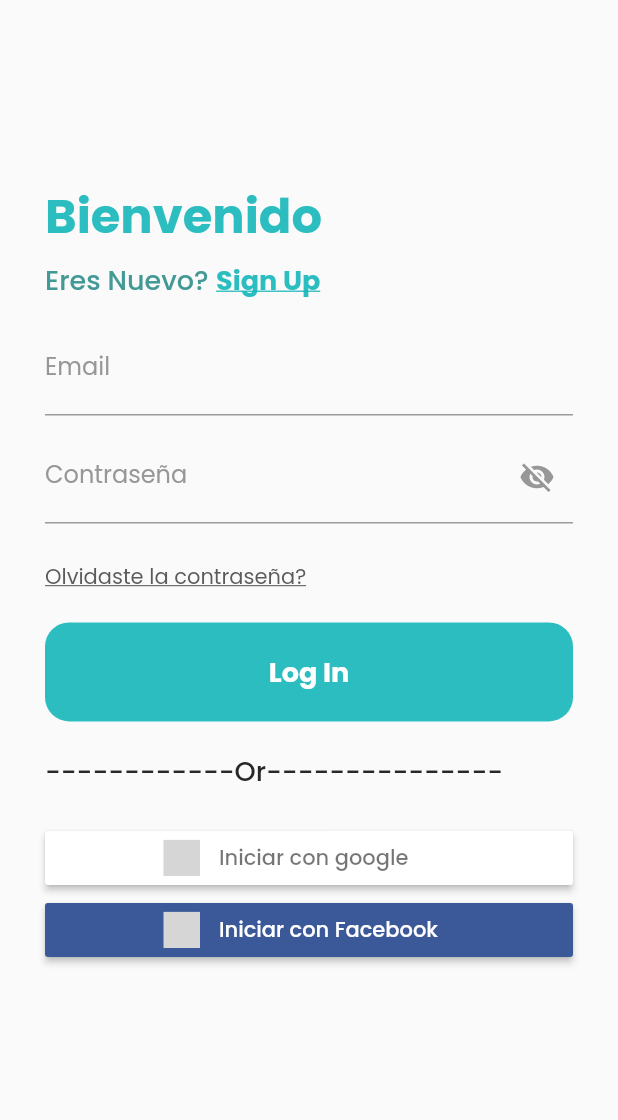
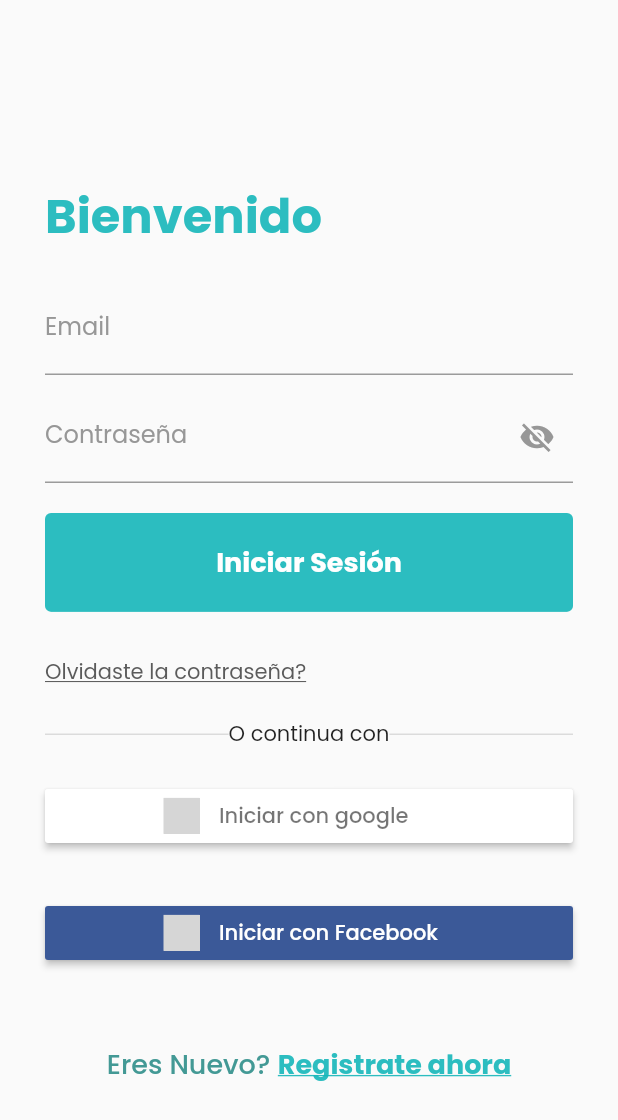
Before and after one commit to Narizor/EssaDiabetes-FlutterApp, a Flutter app: the SignUp screen opened directly, after a tap on "Log In", on a phone screen of 412 x 824 dp. Shown: the top 1120 px of the screen. Run offline on Flutter 3.47's test engine with Material 2 defaults, Android fonts, the phone set to English and light mode, and no system bars; drawn by our look-alikes of sign_in_button; our stand-ins replace firebase_auth, firebase_core, flutter_spinkit, get, google_sign_in, hexcolor; accounts and stored records are empty; network calls fail; grey boxes are pictures that could not be loaded.

Commit message:
error homeview

```diff
--- a/lib/main.dart
+++ b/lib/main.dart
@@ -2,11 +2,12 @@ import 'dart:developer';
 
 import 'package:firebase_auth/firebase_auth.dart';
 import 'package:firebase_core/firebase_core.dart';
+import 'package:first_app_flutter/view/home.view.dart';
+import 'package:first_app_flutter/view/login.view.dart';
 import 'package:flutter/material.dart';
 import 'package:get/get.dart';
 import 'package:first_app_flutter/view/splash.view.dart';
 import 'firebase_options.dart';
-import 'package:first_app_flutter/services/credentials_firebase.dart';
 
 Future<void> main() async {
   WidgetsFlutterBinding.ensureInitialized();
@@ -49,11 +50,12 @@ class _MyAppState extends State<MyApp> {
 
   @override
   Widget build(BuildContext context) {
+    log(status.toString());
     return GetMaterialApp(
       debugShowCheckedModeBanner: false,
       title: "Snap Plan",
       theme: ThemeData(fontFamily: 'Poppins'),
-      home: const SplashView(),
+      home: status ? const HomeView() : const SplashView(),
     );
   }
 }
--- a/lib/view/login.view.dart
+++ b/lib/view/login.view.dart
@@ -29,35 +29,15 @@ class LoginView extends StatelessWidget {
               const SizedBox(
                 height: 5,
               ),
-              Row(
-                children: [
-                  Text(
-                    'Eres Nuevo?',
-                    style: subTitle,
-                  ),
-                  const SizedBox(
-                    width: 5,
-                  ),
-                  GestureDetector(
-                    onTap: () {
-                      Get.to(() => const SignUp());
-                    },
-                    child: Text(
-                      'Sign Up',
-                      style: textButton.copyWith(
-                        decoration: TextDecoration.underline,
-                        decorationThickness: 1,
-                      ),
-                    ),
-                  ),
-                ],
-              ),
               const SizedBox(
                 height: 10,
               ),
               const LogInForm(),
               const SizedBox(
                 height: 20,
+              ),
+              const SizedBox(
+                height: 10,
               ),
               GestureDetector(
                 onTap: () {
@@ -76,20 +56,54 @@ class LoginView extends StatelessWidget {
               const SizedBox(
                 height: 20,
               ),
-              const PrimaryButton(
-                buttonText: 'Log In',
-              ),
-              const SizedBox(
-                height: 20,
-              ),
-              Text(
-                '------------Or---------------',
-                style: subTitle.copyWith(color: kBlackColor),
+              Row(
+                children: [
+                  Expanded(
+                    child: Divider(
+                      thickness: 0.5,
+                      color: Colors.grey[400],
+                    ),
+                  ),
+                  const Text("O continua con"),
+                  Expanded(
+                    child: Divider(
+                      thickness: 0.5,
+                      color: Colors.grey[400],
+                    ),
+                  )
+                ],
               ),
               const SizedBox(
                 height: 20,
               ),
               const LoginOption(),
+              const SizedBox(
+                height: 50,
+              ),
+              Row(
+                mainAxisAlignment: MainAxisAlignment.center,
+                children: [
+                  Text(
+                    'Eres Nuevo?',
+                    style: subTitle,
+                  ),
+                  const SizedBox(
+                    width: 5,
+                  ),
+                  GestureDetector(
+                    onTap: () {
+                      Get.to(() => const SignUp());
+                    },
+                    child: Text(
+                      'Registrate ahora',
+                      style: textButton.copyWith(
+                        decoration: TextDecoration.underline,
+                        decorationThickness: 1,
+                      ),
+                    ),
+                  ),
+                ],
+              ),
             ],
           ),
         ),
--- a/lib/view/signup.view.dart
+++ b/lib/view/signup.view.dart
@@ -1,5 +1,8 @@
+import 'dart:developer';
+
+import 'package:firebase_auth/firebase_auth.dart';
+import 'package:first_app_flutter/view/home.view.dart';
 import 'package:first_app_flutter/widgets/checkbox.widget.dart';
-import 'package:first_app_flutter/widgets/loginOption.widget.dart';
 import 'package:first_app_flutter/widgets/primaryButton.widget.dart';
 import 'package:first_app_flutter/widgets/signupForm.widget.dart';
 import 'package:flutter/material.dart';
@@ -7,9 +10,16 @@ import 'package:first_app_flutter/theme.dart';
 import 'package:get/get.dart';
 import 'package:first_app_flutter/view/login.view.dart';
 
-class SignUp extends StatelessWidget {
+class SignUp extends StatefulWidget {
   const SignUp({super.key});
 
+  @override
+  State<SignUp> createState() => _SignUpState();
+}
+
+class _SignUpState extends State<SignUp> {
+  final TextEditingController _newEmailController = TextEditingController();
+  final TextEditingController _newPasswordController = TextEditingController();
   @override
   Widget build(BuildContext context) {
     return Scaffold(
@@ -78,31 +88,50 @@ class SignUp extends StatelessWidget {
               child: CheckBox('Tengo más de 18 años.'),
             ),
             const SizedBox(
-              height: 20,
-            ),
-            const Padding(
-              padding: kDefaultPadding,
-              child: PrimaryButton(buttonText: 'Sign Up'),
-            ),
-            const SizedBox(
-              height: 20,
+              height: 50,
             ),
             Padding(
               padding: kDefaultPadding,
-              child: Text(
-                'O logueate con :',
-                style: subTitle.copyWith(color: kBlackColor),
+              child: ClipRRect(
+                borderRadius: BorderRadius.circular(4),
+                child: SizedBox(
+                    width: double.infinity,
+                    height: MediaQuery.of(context).size.height * 0.08,
+                    child:
+                        Stack(alignment: Alignment.center, children: <Widget>[
+                      Positioned.fill(
+                        child: Container(
+                          decoration: const BoxDecoration(
+                            color: kPrimaryColor,
+                          ),
+                        ),
+                      ),
+                      TextButton(
+                          style: TextButton.styleFrom(
+                            foregroundColor: kPrimaryColor,
+                            padding: const EdgeInsets.all(16.0),
+                          ),
+                          onPressed: () async {
+                            try {
+                              // ignore: unused_local_variable
+                              UserCredential userCredential = await FirebaseAuth
+                                  .instance
+                                  .createUserWithEmailAndPassword(
+                                      email: _newEmailController.text,
+                                      password: _newPasswordController.text);
+                              Get.to(() => const HomeView());
+                            } on FirebaseAuthException catch (e) {
+                              if (e.code == 'weak-password') {
+                                log('The password provided is too weak.');
+                              } else if (e.code == 'email-already-in-use') {
+                                log('The account already exists for that email.');
+                              }
+                            }
+                          },
+                          child: Text("Registrarse",
+                              style: textButton.copyWith(color: kWhiteColor))),
+                    ])),
               ),
-            ),
-            const SizedBox(
-              height: 20,
-            ),
-            const Padding(
-              padding: kDefaultPadding,
-              child: LoginOption(),
-            ),
-            const SizedBox(
-              height: 20,
             ),
           ],
         ),
--- a/lib/widgets/loginForm.widget.dart
+++ b/lib/widgets/loginForm.widget.dart
@@ -1,3 +1,4 @@
+import 'package:first_app_flutter/widgets/primaryButton.widget.dart';
 import 'package:flutter/material.dart';
 import 'package:first_app_flutter/theme.dart';
 
@@ -11,12 +12,22 @@ class LogInForm extends StatefulWidget {
 
 class _LogInFormState extends State<LogInForm> {
   bool _isObscure = true;
+  final TextEditingController _emailController = TextEditingController();
+  final TextEditingController _passwordController = TextEditingController();
   @override
   Widget build(BuildContext context) {
     return Column(
       children: [
         buildInputForm('Email', false),
         buildInputForm('Contraseña', true),
+        const SizedBox(
+          height: 15,
+        ),
+        PrimaryButton(
+          buttonText: 'Iniciar Sesión',
+          emailController: _emailController,
+          passwordController: _passwordController,
+        ),
       ],
     );
   }
@@ -25,6 +36,7 @@ class _LogInFormState extends State<LogInForm> {
     return Padding(
       padding: const EdgeInsets.symmetric(vertical: 5),
       child: TextFormField(
+        controller: pass ? _passwordController : _emailController,
         obscureText: pass ? _isObscure : false,
         decoration: InputDecoration(
             labelText: label,
--- a/lib/widgets/primaryButton.widget.dart
+++ b/lib/widgets/primaryButton.widget.dart
@@ -1,21 +1,67 @@
+import 'dart:developer';
+
+import 'package:firebase_auth/firebase_auth.dart';
+import 'package:first_app_flutter/view/home.view.dart';
+import 'package:flutter/foundation.dart';
 import 'package:flutter/material.dart';
 import 'package:first_app_flutter/theme.dart';
+import 'package:get/get.dart';
 
 class PrimaryButton extends StatelessWidget {
   final String buttonText;
-  const PrimaryButton({super.key, required this.buttonText});
+  final TextEditingController emailController;
+  final TextEditingController passwordController;
+  const PrimaryButton({
+    super.key,
+    required this.buttonText,
+    required this.emailController,
+    required this.passwordController,
+  });
   @override
   Widget build(BuildContext context) {
-    return Container(
-      alignment: Alignment.center,
-      height: MediaQuery.of(context).size.height * 0.08,
-      width: double.infinity,
-      decoration: BoxDecoration(
-          borderRadius: BorderRadius.circular(16), color: kPrimaryColor),
-      child: Text(
-        buttonText,
-        style: textButton.copyWith(color: kWhiteColor),
-      ),
+    return ClipRRect(
+      borderRadius: BorderRadius.circular(4),
+      child: SizedBox(
+          width: double.infinity,
+          height: MediaQuery.of(context).size.height * 0.08,
+          child: Stack(alignment: Alignment.center, children: <Widget>[
+            Positioned.fill(
+              child: Container(
+                decoration: const BoxDecoration(
+                  color: kPrimaryColor,
+                ),
+              ),
+            ),
+            TextButton(
+              style: TextButton.styleFrom(
+                foregroundColor: kPrimaryColor,
+                padding: const EdgeInsets.all(16.0),
+              ),
+              onPressed: () async {
+                try {
+                  final UserCredential userCredential =
+                      await FirebaseAuth.instance.signInWithEmailAndPassword(
+                    email: emailController.text,
+                    password: passwordController.text,
+                  );
+                  if (userCredential.user != null) {
+                    Get.to(() => const HomeView());
+                  }
+                } on FirebaseAuthException catch (e) {
+                  if (e.code == 'user-not-found') {
+                    log('No user found for that email.');
+                  } else if (e.code == 'wrong-password') {
+                    log('Wrong password provided for that user.');
+                  }
+                }
+              },
+              child: Text(buttonText,
+                  style: textButton.copyWith(color: kWhiteColor)),
+            ),
+          ])),
     );
   }
 }
+
+        // decoration: BoxDecoration(
+        //       borderRadius: BorderRadius.circular(16), color: kPrimaryColor),
--- a/lib/widgets/signupForm.widget.dart
+++ b/lib/widgets/signupForm.widget.dart
@@ -18,7 +18,6 @@ class _SignUpFormState extends State<SignUpForm> {
         buildInputForm('Primer Nombre', false),
         buildInputForm('Apellidos', false),
         buildInputForm('Email', false),
-        buildInputForm('Telefono', false),
         buildInputForm('Contraseña', true),
         buildInputForm('Confirmar Contraseña', true),
       ],
```
Also changed, not shown: lib/view/home.view.dart (added, +12 -0 lines), lib/view/resetPassword.view.dart (+17 -5 lines), lib/widgets/loginOption.widget.dart (+14 -1 lines).
